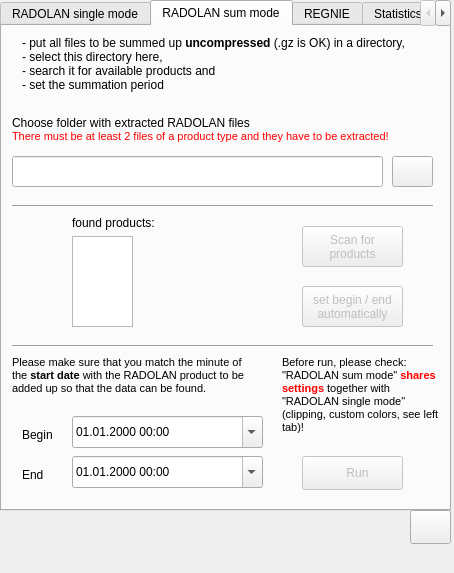
First picture: the form in dock_widget.ui, repository Weathermann/radolan2map, before the edit.
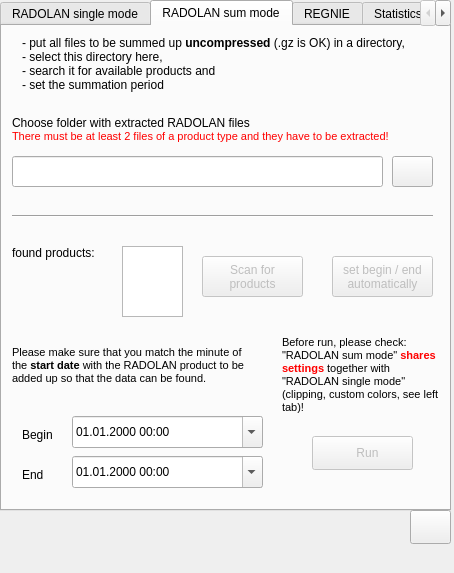
Second picture: the form after the edit. Icons and pictures are not drawn.

Commit message: easy setting date range

What changed in the file:
```diff
--- a/dock_widget.ui
+++ b/dock_widget.ui
@@ -381,8 +381,8 @@
       </property>
       <property name="geometry">
        <rect>
-        <x>300</x>
-        <y>430</y>
+        <x>310</x>
+        <y>410</y>
         <width>101</width>
         <height>34</height>
        </rect>
@@ -523,27 +523,14 @@
        <string>End</string>
       </property>
      </widget>
-     <widget class="Line" name="line">
-      <property name="geometry">
-       <rect>
-        <x>10</x>
-        <y>310</y>
-        <width>421</width>
-        <height>20</height>
-       </rect>
-      </property>
-      <property name="orientation">
-       <enum>Qt::Horizontal</enum>
-      </property>
-     </widget>
      <widget class="QPushButton" name="btn_scan">
       <property name="enabled">
        <bool>false</bool>
       </property>
       <property name="geometry">
        <rect>
-        <x>300</x>
-        <y>200</y>
+        <x>200</x>
+        <y>230</y>
         <width>101</width>
         <height>41</height>
        </rect>
@@ -569,10 +556,10 @@
      <widget class="QListWidget" name="listWidget">
       <property name="geometry">
        <rect>
-        <x>70</x>
-        <y>210</y>
+        <x>120</x>
+        <y>220</y>
         <width>61</width>
-        <height>91</height>
+        <height>71</height>
        </rect>
       </property>
       <property name="toolTip">
@@ -583,7 +570,7 @@
       <property name="geometry">
        <rect>
         <x>10</x>
-        <y>170</y>
+        <y>180</y>
         <width>421</width>
         <height>20</height>
        </rect>
@@ -595,8 +582,8 @@
      <widget class="QLabel" name="label_24">
       <property name="geometry">
        <rect>
-        <x>70</x>
-        <y>190</y>
+        <x>10</x>
+        <y>220</y>
         <width>101</width>
         <height>21</height>
        </rect>
@@ -631,7 +618,7 @@
       <property name="geometry">
        <rect>
         <x>10</x>
-        <y>330</y>
+        <y>320</y>
         <width>241</width>
         <height>51</height>
        </rect>
@@ -655,9 +642,9 @@
       <property name="geometry">
        <rect>
         <x>280</x>
-        <y>330</y>
+        <y>310</y>
         <width>161</width>
-        <height>91</height>
+        <height>101</height>
        </rect>
       </property>
       <property name="font">
@@ -681,8 +668,8 @@
       </property>
       <property name="geometry">
        <rect>
-        <x>300</x>
-        <y>260</y>
+        <x>330</x>
+        <y>230</y>
         <width>101</width>
         <height>41</height>
        </rect>
```
Left out of the diff: 2 changed lines with no effect on the pictures. The commit also changes 1 other file.
